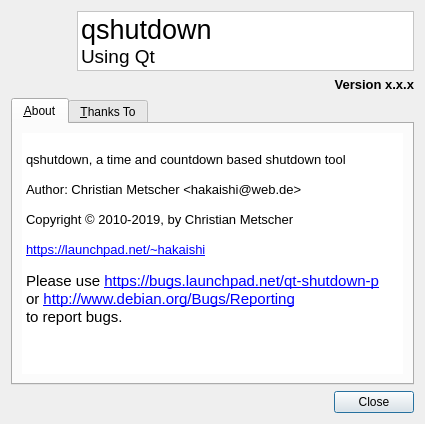
Old version of the form qshutdown/src/ui/about.ui in the repository hakaishi/shutdown-qapps.
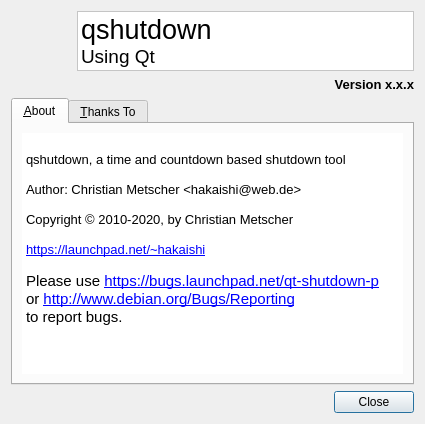
New version of the form. Icons and pictures are not drawn.

What changed in the file:
```diff
--- a/qshutdown/src/ui/about.ui
+++ b/qshutdown/src/ui/about.ui
@@ -78,7 +78,7 @@
 &lt;p style=&quot;-qt-paragraph-type:empty; margin-top:0px; margin-bottom:0px; margin-left:0px; margin-right:0px; -qt-block-indent:0; text-indent:0px;&quot;&gt;&lt;br /&gt;&lt;/p&gt;
 &lt;p style=&quot; margin-top:0px; margin-bottom:0px; margin-left:0px; margin-right:0px; -qt-block-indent:0; text-indent:0px;&quot;&gt;Author: Christian Metscher &amp;lt;hakaishi@web.de&amp;gt;&lt;/p&gt;
 &lt;p style=&quot;-qt-paragraph-type:empty; margin-top:0px; margin-bottom:0px; margin-left:0px; margin-right:0px; -qt-block-indent:0; text-indent:0px;&quot;&gt;&lt;br /&gt;&lt;/p&gt;
-&lt;p style=&quot; margin-top:0px; margin-bottom:0px; margin-left:0px; margin-right:0px; -qt-block-indent:0; text-indent:0px;&quot;&gt;Copyright © 2010-2019, by Christian Metscher&lt;/p&gt;
+&lt;p style=&quot; margin-top:0px; margin-bottom:0px; margin-left:0px; margin-right:0px; -qt-block-indent:0; text-indent:0px;&quot;&gt;Copyright © 2010-2020, by Christian Metscher&lt;/p&gt;
 &lt;p style=&quot;-qt-paragraph-type:empty; margin-top:0px; margin-bottom:0px; margin-left:0px; margin-right:0px; -qt-block-indent:0; text-indent:0px;&quot;&gt;&lt;br /&gt;&lt;/p&gt;
 &lt;p style=&quot; margin-top:0px; margin-bottom:0px; margin-left:0px; margin-right:0px; -qt-block-indent:0; text-indent:0px;&quot;&gt;&lt;a href=&quot;https://launchpad.net/~hakaishi&quot;&gt;&lt;span style=&quot; text-decoration: underline; color:#0000ff;&quot;&gt;https://launchpad.net/~hakaishi&lt;/span&gt;&lt;/a&gt;&lt;/p&gt;
 &lt;p style=&quot;-qt-paragraph-type:empty; margin-top:0px; margin-bottom:0px; margin-left:0px; margin-right:0px; -qt-block-indent:0; text-indent:0px;&quot;&gt;&lt;br /&gt;&lt;/p&gt;
```
